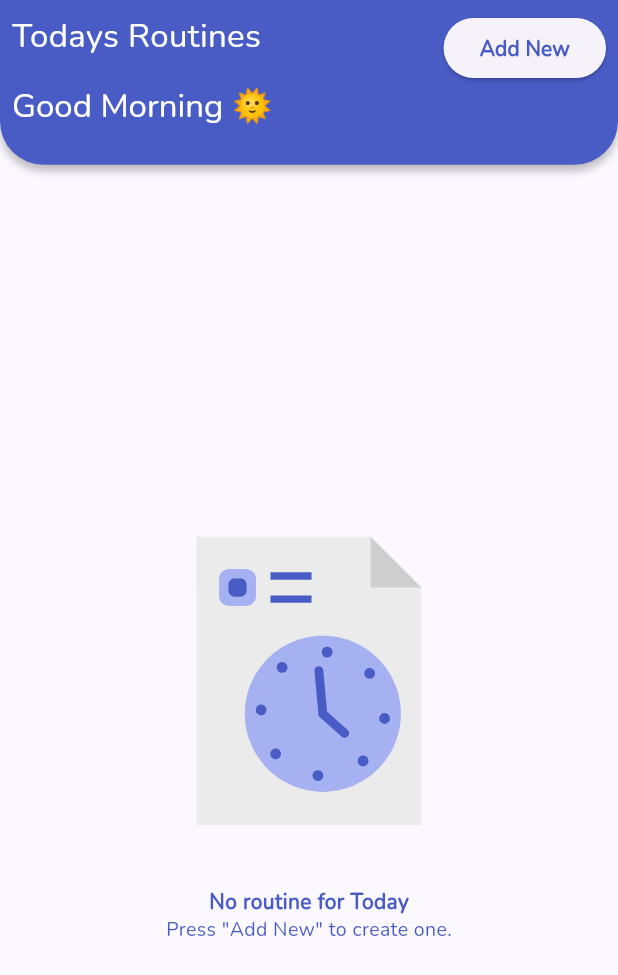
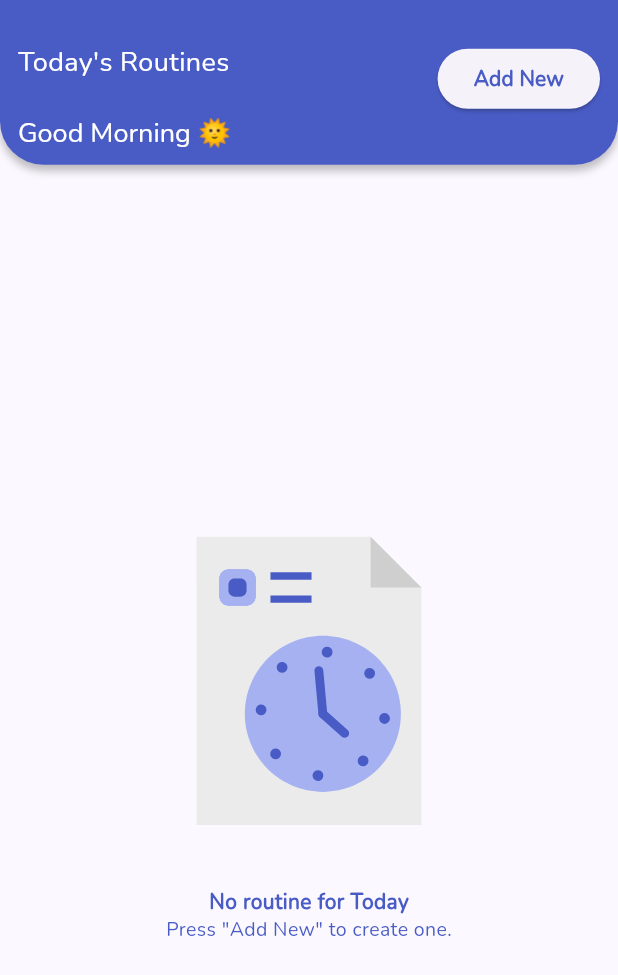
Before and after one commit to Logoutbye/Habit-Coach, a Flutter app: the TodaysRoutineScreen screen opened directly, on a phone screen of 412 x 824 dp. Shown: the top 975 px of the screen. Run offline on Flutter 3.47's test engine with Material 2 defaults, Android fonts, the light colour scheme and no system bars; drawn by our look-alikes of animated_text_kit; our stand-ins replace another_flushbar, curved_navigation_bar, flutter_local_notifications, flutter_svg, hive, hive_flutter and 4 more; missing offline and left inert: day_picker; accounts and stored records are empty.

Commit message:
version one uploaded

```diff
--- a/lib/controllers/routine_controller.dart
+++ b/lib/controllers/routine_controller.dart
@@ -10,7 +10,6 @@ import 'package:hive/hive.dart';
 import 'package:provider/provider.dart';
 import 'package:timezone/data/latest.dart' as tz;
 import 'package:timezone/timezone.dart' as tz;
-import 'package:collection/collection.dart';
 
 class RoutineController with ChangeNotifier {
   Future<void> deleteRoutine(int index, BuildContext context) async {
--- a/lib/view/App Dashboard/view/splash_screen.dart
+++ b/lib/view/App Dashboard/view/splash_screen.dart
@@ -1,5 +1,4 @@
 import 'package:flutter/material.dart';
-import 'package:flutter_svg/svg.dart';
 import 'package:healthy_routine/core/app_colors.dart';
 
 import '../../../core/app_strings.dart';
--- a/lib/view/App Dashboard/widgets/today_routine_body_widget.dart
+++ b/lib/view/App Dashboard/widgets/today_routine_body_widget.dart
@@ -5,11 +5,8 @@ import 'package:healthy_routine/core/app_colors.dart';
 import 'package:healthy_routine/core/app_strings.dart';
 import 'package:healthy_routine/core/app_styles.dart';
 import 'package:healthy_routine/core/components/reuseable_gap_widget.dart';
-import 'package:healthy_routine/core/routings/slide_transition_page.dart';
 import 'package:lottie/lottie.dart';
 import 'package:provider/provider.dart';
-
-import '../view/edit_routine_screen.dart';
 
 class TodayRoutineBodyWidget extends StatelessWidget {
   @override
--- a/lib/view/App Dashboard/widgets/todays_routine_header_widget.dart
+++ b/lib/view/App Dashboard/widgets/todays_routine_header_widget.dart
@@ -1,11 +1,9 @@
-
-
-
 import 'dart:math';
 
 import 'package:animated_text_kit/animated_text_kit.dart';
 import 'package:flutter/material.dart';
 import 'package:healthy_routine/core/app_colors.dart';
+import 'package:healthy_routine/core/components/reuseable_gap_widget.dart';
 import 'package:healthy_routine/view/App%20Dashboard/Widgets/routine_creation_bottom_model_sheet_widget.dart';
 
 import '../../../core/app_styles.dart';
@@ -36,26 +34,28 @@ class TodaysRoutineHeaderWidget extends StatelessWidget {
       ),
       height: MediaQuery.of(context).size.height / 7.5,
       child: Padding(
-        padding: const EdgeInsets.all(8.0),
+        padding: const EdgeInsets.all(12.0),
         child: Center(
           child: Column(
             children: [
+              ReuseableGapWidget(),
               Row(
                 crossAxisAlignment: CrossAxisAlignment.start,
                 mainAxisAlignment: MainAxisAlignment.spaceBetween,
                 children: [
                   Text(
-                    'Todays Routines',
+                    'Today\'s Routines',
                     style: const TextStyle(
                         fontFamily: AppStyles.appFontFamily,
-                        fontSize: 22,
+                        fontSize: 18,
                         color: AppColors.kwhite),
                   ),
                   ElevatedButton(
                       onPressed: () {
                         showModalBottomSheet(
                           context: context,
-                          builder: (context) => const RoutineCreationBottomModelSheetWidget(),
+                          builder: (context) =>
+                              const RoutineCreationBottomModelSheetWidget(),
                         );
                       },
                       child: Text(
@@ -70,7 +70,7 @@ class TodaysRoutineHeaderWidget extends StatelessWidget {
                 children: [
                   DefaultTextStyle(
                     style: const TextStyle(
-                        fontFamily: AppStyles.appFontFamily, fontSize: 22),
+                        fontFamily: AppStyles.appFontFamily, fontSize: 18),
                     child: AnimatedTextKit(
                       animatedTexts: [
                         TyperAnimatedText(
--- a/lib/view/Flexible Routines/widgets/create_task_widget.dart
+++ b/lib/view/Flexible Routines/widgets/create_task_widget.dart
@@ -155,7 +155,7 @@ class CreateTaskWidget extends StatelessWidget {
                       ),
                       leading: const Icon(
                         Icons.timer,
-                        color: AppColors.kgrey,
+                        color: AppColors.kprimaryColor,
                       ),
                       title: Text(
                         _formatTime(selectedTime),
```
Also changed, not shown: lib/helper.dart (deleted, +0 -194 lines), 1 other file.
